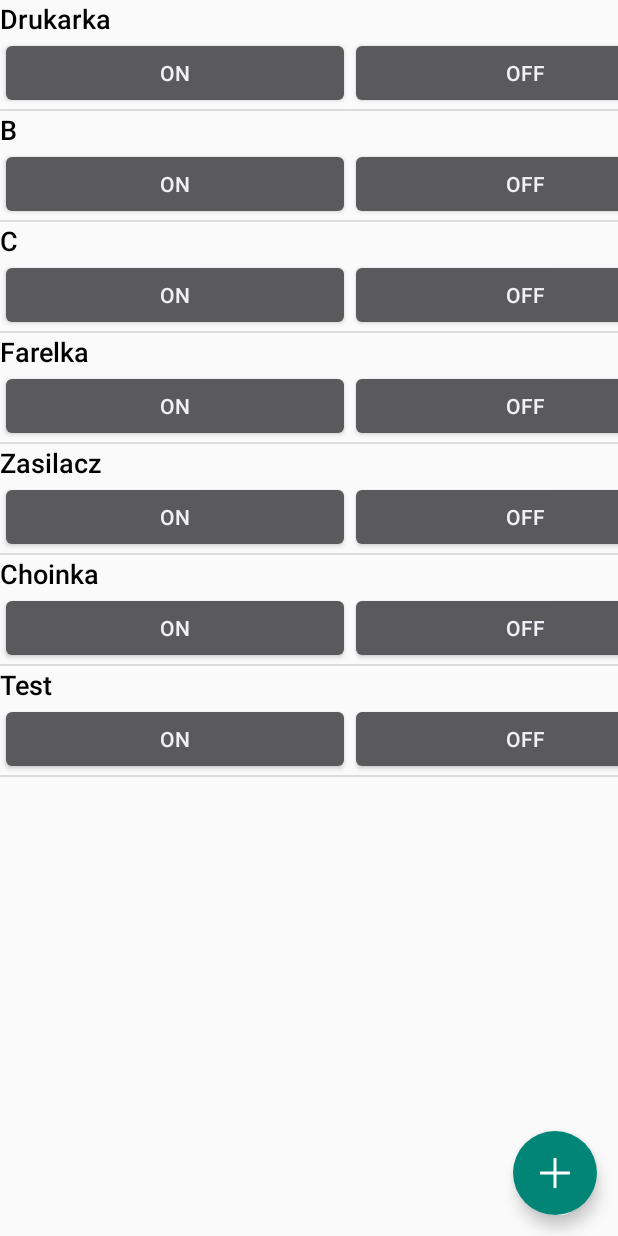
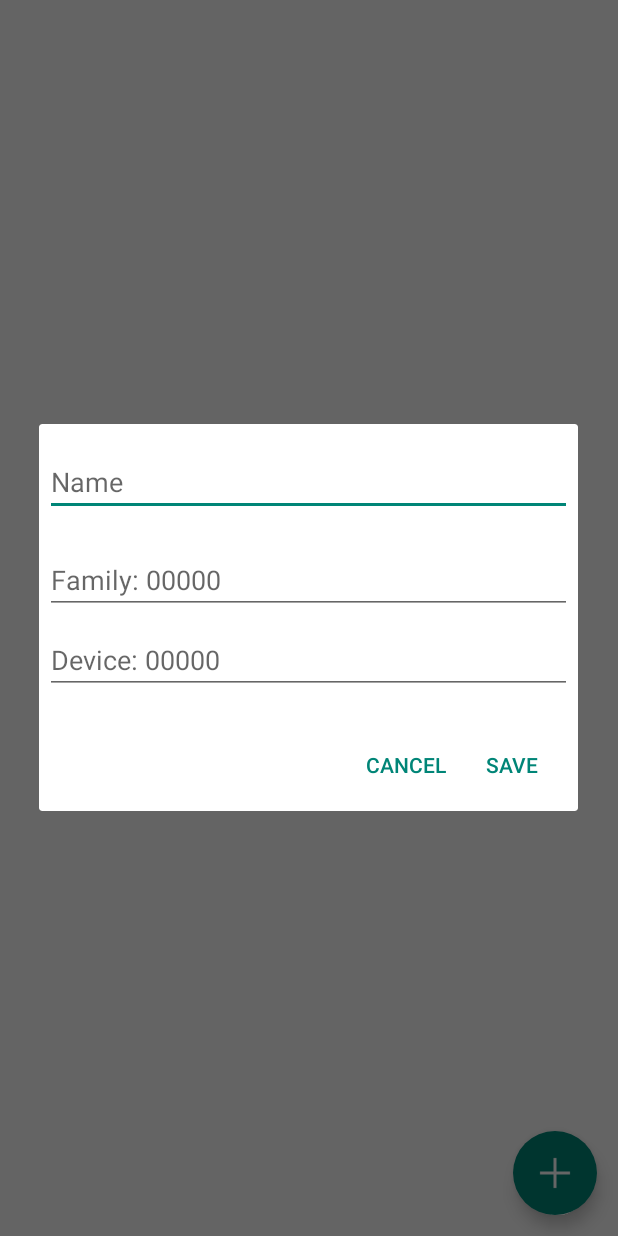
Before and after one commit to sratatata/smart-power, an Android app: the screen it shows after launch (MainActivity), after a tap on an icon or button, on a phone screen of 412 x 824 dp. Run offline under Robolectric (Android 15) with nearby library versions, the phone set to English and light mode, and no system bars; network calls fail; pictures from the network do not load.

Commit message:
Added user prompt

```diff
--- a/MyRemote/app/src/main/java/net/zarski/myremote/AndroidRemote.java
+++ b/MyRemote/app/src/main/java/net/zarski/myremote/AndroidRemote.java
@@ -1,5 +1,8 @@
 package net.zarski.myremote;
 
+import android.content.Context;
+import android.support.v4.app.DialogFragment;
+import android.support.v4.app.FragmentActivity;
 import android.view.View;
 
 import net.zarski.myremote.core.ButtonId;
@@ -17,11 +20,13 @@ public class AndroidRemote extends Remote implements View.OnClickListener{
     private Remote remote;
     private RemoteStore remoteStorage;
     private RemoteAdapter adapter;
+    private Context context;
 
-    public AndroidRemote(Remote remote, RemoteStore rs, RemoteAdapter adapter) {
+    public AndroidRemote(Remote remote, RemoteStore rs, RemoteAdapter adapter, Context context) {
         this.remote = remote;
         remoteStorage = rs;
         this.adapter = adapter;
+        this.context = context;
     }
 
     public void addRow(String label, SwitchButton b1, SwitchButton b2) {
@@ -39,9 +44,8 @@ public class AndroidRemote extends Remote implements View.OnClickListener{
 
     @Override
     public void onClick(View view) {
-        Family f1 = new Family("11010");
-
-        this.remote.addRow("Test", new SwitchButton(new ButtonId("10000"),f1 , RcState.ON), new SwitchButton(new ButtonId("10000"), f1, RcState.OFF));
+        DialogFragment newFragment = MyDialog.newInstance(remote);
+        newFragment.show(((FragmentActivity)context).getSupportFragmentManager(), "missiles");
     }
 
 }
--- a/MyRemote/app/src/main/java/net/zarski/myremote/MainActivity.java
+++ b/MyRemote/app/src/main/java/net/zarski/myremote/MainActivity.java
@@ -4,10 +4,12 @@ import android.app.Activity;
 import android.content.Context;
 import android.os.Bundle;
 import android.support.design.widget.FloatingActionButton;
+import android.support.v4.app.FragmentActivity;
 import android.util.Log;
 import android.view.View;
 import android.widget.ArrayAdapter;
 import android.widget.ListView;
+import android.widget.Toast;
 
 import net.zarski.myremote.core.ButtonId;
 import net.zarski.myremote.core.ButtonRow;
@@ -22,7 +24,7 @@ import java.io.IOException;
 import java.util.HashMap;
 import java.util.List;
 
-public class MainActivity extends Activity {
+public class MainActivity extends FragmentActivity {
 
     @Override
     protected void onCreate(Bundle savedInstanceState) {
@@ -37,15 +39,15 @@ public class MainActivity extends Activity {
         try {
             remote = rs.load();
         } catch (IOException e) {
-            Log.w("My", "Loads defaults");
-            remote = loadDefaults();
+            remote= new Remote();
+            Toast.makeText(MainActivity.this, e.getMessage(), Toast.LENGTH_SHORT).show();
         }
 
         final RemoteAdapter adapter = new RemoteAdapter(getApplicationContext(), remote);
         listview.setAdapter(adapter);
 //        adapter.no
 
-        AndroidRemote androidRemote = new AndroidRemote(remote, rs, adapter);
+        AndroidRemote androidRemote = new AndroidRemote(remote, rs, adapter, this);
         androidRemote.setRowAddedListener(new Remote.RowAddedListener(){
             public void onRowAdded(Remote remote, ButtonRow row){
                 try {
@@ -63,18 +65,4 @@ public class MainActivity extends Activity {
 
 
     }
-
-    private Remote loadDefaults(){
-        Remote remote = new Remote();
-        Family f1 = new Family("11010");
-        remote.addRow("Drukarka", new SwitchButton(new ButtonId("10000"),f1 , RcState.ON), new SwitchButton(new ButtonId("10000"), f1, RcState.OFF));
-        remote.addRow("B", new SwitchButton(new ButtonId("01000"),f1 , RcState.ON), new SwitchButton(new ButtonId("01000"), f1, RcState.OFF));
-        remote.addRow("C", new SwitchButton(new ButtonId("00100"),f1, RcState.ON ), new SwitchButton(new ButtonId("00100"), f1, RcState.OFF));
-        remote.addRow("Farelka", new SwitchButton(new ButtonId("00010"),f1, RcState.ON ), new SwitchButton(new ButtonId("00010"), f1, RcState.OFF));
-        Family f2 = new Family("01111");
-        remote.addRow("Zasilacz", new SwitchButton(new ButtonId("10000"), f2, RcState.ON), new SwitchButton(new ButtonId("10000"), f2, RcState.OFF));
-        remote.addRow("Choinka", new SwitchButton(new ButtonId("00010"), f2, RcState.ON), new SwitchButton(new ButtonId("00010"), f2, RcState.OFF));
-        return remote;
-    }
-
 }
--- /dev/null
+++ b/MyRemote/app/src/main/java/net/zarski/myremote/MyDialog.java
@@ -0,0 +1,62 @@
+package net.zarski.myremote;
+
+import android.app.Dialog;
+import android.content.DialogInterface;
+import android.os.Bundle;
+import android.support.v4.app.DialogFragment;
+import android.support.v7.app.AlertDialog;
+import android.view.LayoutInflater;
+import android.view.View;
+import android.widget.EditText;
+
+import net.zarski.myremote.core.ButtonId;
+import net.zarski.myremote.core.Family;
+import net.zarski.myremote.core.RcState;
+import net.zarski.myremote.core.Remote;
+import net.zarski.myremote.core.SwitchButton;
+
+/**
+ * Created by lb_lb on 07.01.17.
+ */
+public class MyDialog extends DialogFragment {
+    private Remote remote;
+
+    public static DialogFragment newInstance(Remote remote){
+        MyDialog d = new MyDialog();
+        d.remote = remote;
+        return d;
+    }
+
+    @Override
+    public Dialog onCreateDialog(Bundle savedInstanceState) {
+        // Use the Builder class for convenient dialog construction
+        AlertDialog.Builder builder = new AlertDialog.Builder(getActivity());
+        LayoutInflater inflater = getActivity().getLayoutInflater();
+        View view = inflater.inflate(R.layout.dialog_button, null);
+
+        final EditText label = (EditText) view.findViewById(R.id.label);
+        final EditText family = (EditText) view.findViewById(R.id.family);
+        final EditText device = (EditText) view.findViewById(R.id.device);
+
+        // Inflate and set the layout for the dialog
+        // Pass null as the parent view because its going in the dialog layout
+        builder.setView(view)
+                .setPositiveButton(R.string.save, new DialogInterface.OnClickListener() {
+                    public void onClick(DialogInterface dialog, int id) {
+                        Family f = new Family(family.getText().toString());
+                        ButtonId b = new ButtonId(device.getText().toString());
+                        remote.addRow(label.getText().toString(),
+                                new SwitchButton(b,f , RcState.ON),
+                                new SwitchButton(b, f, RcState.OFF));
+
+                    }
+                })
+                .setNegativeButton(R.string.cancel, new DialogInterface.OnClickListener() {
+                    public void onClick(DialogInterface dialog, int id) {
+                        // User cancelled the dialog
+                    }
+                });
+        // Create the AlertDialog object and return it
+        return builder.create();
+    }
+}
--- /dev/null
+++ b/MyRemote/app/src/main/res/layout/dialog_button.xml
@@ -0,0 +1,39 @@
+<?xml version="1.0" encoding="utf-8"?>
+<LinearLayout xmlns:android="http://schemas.android.com/apk/res/android"
+    android:orientation="vertical" android:layout_width="match_parent"
+    android:layout_height="match_parent">
+
+    <EditText
+        android:id="@+id/label"
+        android:inputType="text"
+        android:layout_width="match_parent"
+        android:layout_height="wrap_content"
+        android:layout_marginTop="16dp"
+        android:layout_marginLeft="4dp"
+        android:layout_marginRight="4dp"
+        android:layout_marginBottom="4dp"
+        android:hint="@string/label" />
+
+    <EditText
+        android:id="@+id/family"
+        android:inputType="text"
+        android:layout_width="match_parent"
+        android:layout_height="wrap_content"
+        android:layout_marginTop="16dp"
+        android:layout_marginLeft="4dp"
+        android:layout_marginRight="4dp"
+        android:layout_marginBottom="4dp"
+        android:hint="@string/family" />
+    <EditText
+        android:id="@+id/device"
+        android:inputType="text"
+        android:layout_width="match_parent"
+        android:layout_height="wrap_content"
+        android:layout_marginTop="4dp"
+        android:layout_marginLeft="4dp"
+        android:layout_marginRight="4dp"
+        android:layout_marginBottom="16dp"
+        android:fontFamily="sans-serif"
+        android:hint="@string/device"/>
+
+</LinearLayout>
--- a/MyRemote/app/src/main/res/values/strings.xml
+++ b/MyRemote/app/src/main/res/values/strings.xml
@@ -1,4 +1,9 @@
 <resources>
     <string name="app_name">MyRemote</string>
     <string formatted="false" name="url_pattern">http://192.168.1.15/rc/%s?family=%s&amp;device=%s</string>
+    <string name="family">Family: 00000</string>
+    <string name="device">Device: 00000</string>
+    <string name="label">Name</string>
+    <string name="save">Save</string>
+    <string name="cancel">Cancel</string>
 </resources>
```
